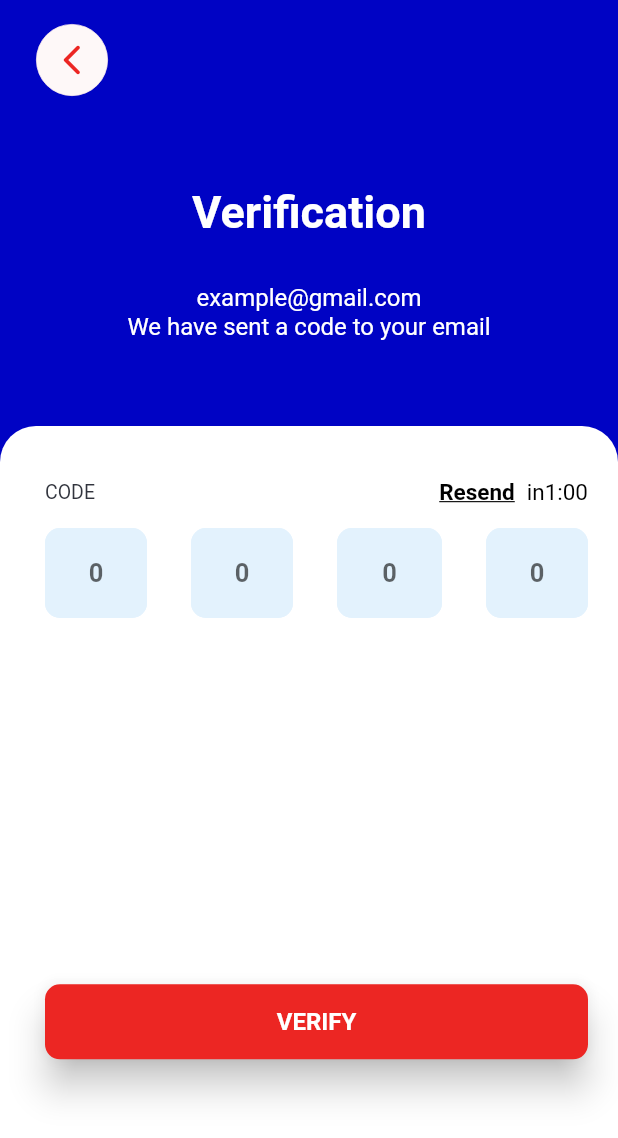
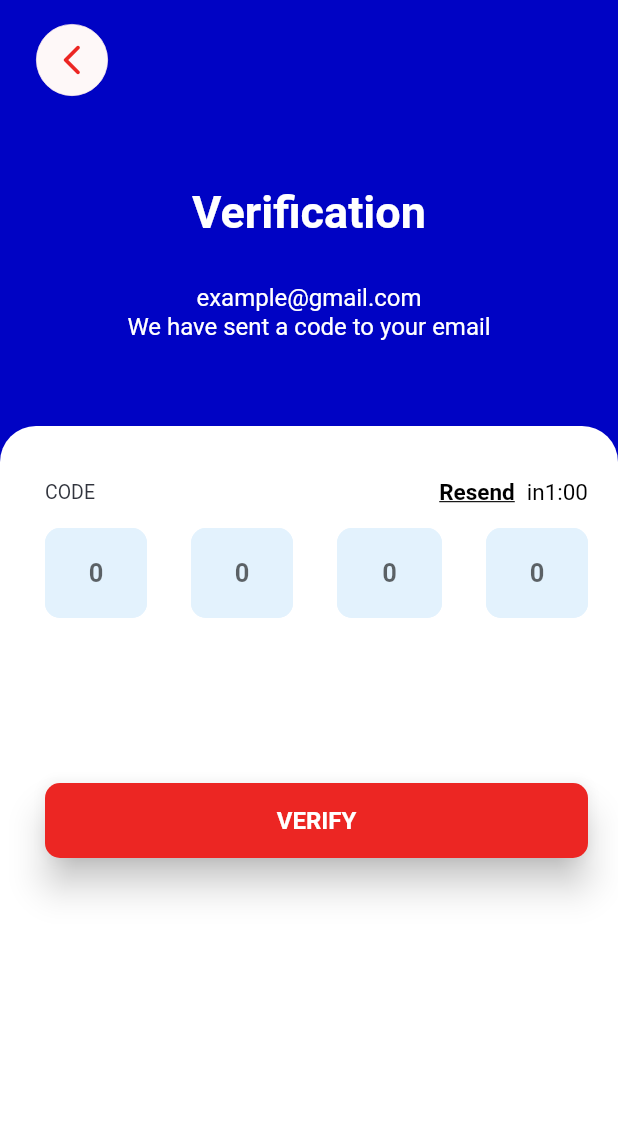
Before and after one commit to bomach-group-company/benji_user, a Flutter app: the SendOTP screen opened directly, on a phone screen of 412 x 824 dp. Shown: the top 1138 px of the screen. Run offline on Flutter 3.47's test engine with Material 2 defaults, Android fonts, the phone set to English and light mode, and no system bars; our stand-ins replace csc_picker, flutter_spinkit, google_fonts, google_maps_flutter, hexcolor; Roboto replaces fonts that are missing (Sen); project files that could hold a hidden picture were left out.

Commit message:
changed the position of the button

```diff
--- a/lib/screens/otp.dart
+++ b/lib/screens/otp.dart
@@ -242,7 +242,7 @@ class _SendOTPState extends State<SendOTP> {
                           ),
                         ),
                         SizedBox(
-                          height: media.size.height * 0.26,
+                          height: kDefaultPadding * 4,
                         ),
                         isLoading
                             ? Center(
```
